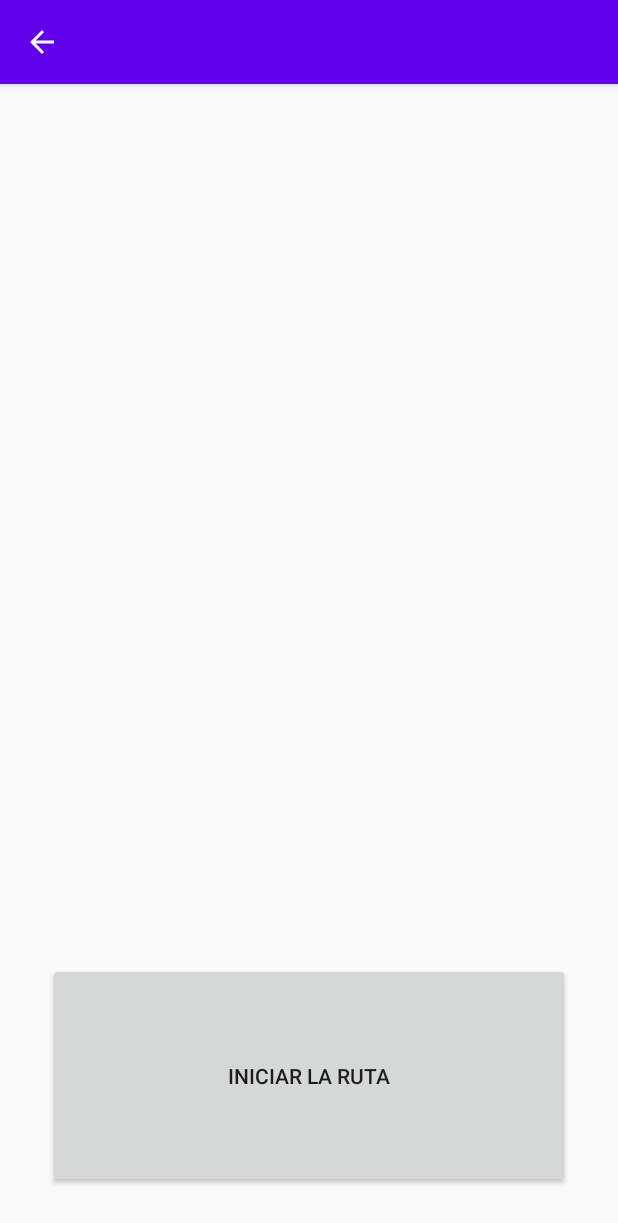
After one commit to norbertoalfa/Rutas_Historicas, an Android app: the PantallaPersonaje screen opened directly, with no data from a screen before it, on a phone screen of 412 x 824 dp. The commit adds this screen. Shown: the top 1223 px of the screen. Run offline under Robolectric (Android 15) with nearby library versions, the phone set to English and light mode, and no system bars.

Commit message:
Pantalla de inicio y pantalla personaje

```diff
--- a/app/src/main/AndroidManifest.xml
+++ b/app/src/main/AndroidManifest.xml
@@ -9,6 +9,12 @@
         android:roundIcon="@mipmap/ic_launcher_round"
         android:supportsRtl="true"
         android:theme="@style/AppTheme">
+        <activity android:name=".PantallaPersonaje"
+            android:parentActivityName=".MainActivity">
+            <meta-data
+                android:name="android.support.PARENT_ACTIVITY"
+                android:value=".MainActivity"/>
+        </activity>
         <activity android:name=".MainActivity">
             <intent-filter>
                 <action android:name="android.intent.action.MAIN" />
--- /dev/null
+++ b/app/src/main/java/com/example/rutashistoricas/PantallaPersonaje.java
@@ -0,0 +1,30 @@
+package com.example.rutashistoricas;
+
+import androidx.appcompat.app.AppCompatActivity;
+
+import android.content.Intent;
+import android.os.Bundle;
+import android.widget.TextView;
+
+public class PantallaPersonaje extends AppCompatActivity {
+
+    @Override
+    protected void onCreate(Bundle savedInstanceState) {
+        super.onCreate(savedInstanceState);
+        setContentView(R.layout.activity_pantalla_personaje);
+
+        Intent intent = getIntent();
+        Bundle b = intent.getExtras();
+        String  name = "",
+                description = "";
+
+        if (b != null) {
+            name = b.getString("nombre");
+            description = b.getString("descripcion");
+        }
+
+        setTitle(name);
+        TextView textView = findViewById(R.id.descripcion);
+        textView.setText(description);
+    }
+}
--- /dev/null
+++ b/app/src/main/res/layout/activity_pantalla_personaje.xml
@@ -0,0 +1,37 @@
+<?xml version="1.0" encoding="utf-8"?>
+<androidx.constraintlayout.widget.ConstraintLayout xmlns:android="http://schemas.android.com/apk/res/android"
+    xmlns:app="http://schemas.android.com/apk/res-auto"
+    xmlns:tools="http://schemas.android.com/tools"
+    android:layout_width="match_parent"
+    android:layout_height="match_parent"
+    tools:context=".PantallaPersonaje">
+
+    <Button
+        android:id="@+id/iniciarRuta"
+        android:layout_width="0dp"
+        android:layout_height="150dp"
+        android:layout_marginStart="32dp"
+        android:layout_marginLeft="32dp"
+        android:layout_marginEnd="32dp"
+        android:layout_marginRight="32dp"
+        android:layout_marginBottom="32dp"
+        android:text="Iniciar la ruta"
+        app:layout_constraintBottom_toBottomOf="parent"
+        app:layout_constraintEnd_toEndOf="parent"
+        app:layout_constraintStart_toStartOf="parent" />
+
+    <TextView
+        android:id="@+id/descripcion"
+        android:layout_width="0dp"
+        android:layout_height="wrap_content"
+        android:layout_marginStart="32dp"
+        android:layout_marginLeft="32dp"
+        android:layout_marginTop="32dp"
+        android:layout_marginEnd="32dp"
+        android:layout_marginRight="32dp"
+        android:text="TextView"
+        android:textColor="@android:color/background_dark"
+        app:layout_constraintEnd_toEndOf="parent"
+        app:layout_constraintStart_toStartOf="parent"
+        app:layout_constraintTop_toTopOf="parent" />
+</androidx.constraintlayout.widget.ConstraintLayout>
--- a/app/src/main/res/values/strings.xml
+++ b/app/src/main/res/values/strings.xml
@@ -1,3 +1,6 @@
 <resources>
     <string name="app_name">Rutas Historicas</string>
+    <string name="mensaje_bienvenida">Bienvenido a la app...</string>
+    <string name="nombre_federico">Federico García Lorca</string>
+    <string name="descripcion_federico">Federico García Lorca era un poeta que...</string>
 </resources>
```
Also changed, not shown: app/src/main/java/com/example/rutashistoricas/MainActivity.java (+25 -0 lines), app/src/main/res/layout/activity_main.xml (+22 -3 lines).
